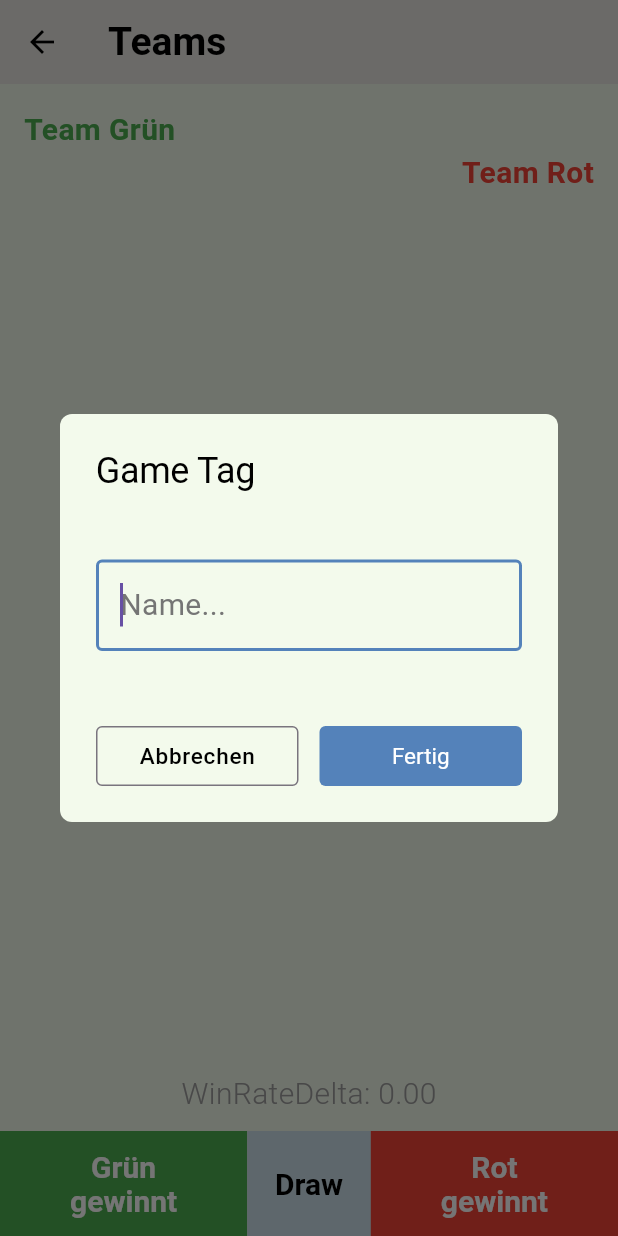
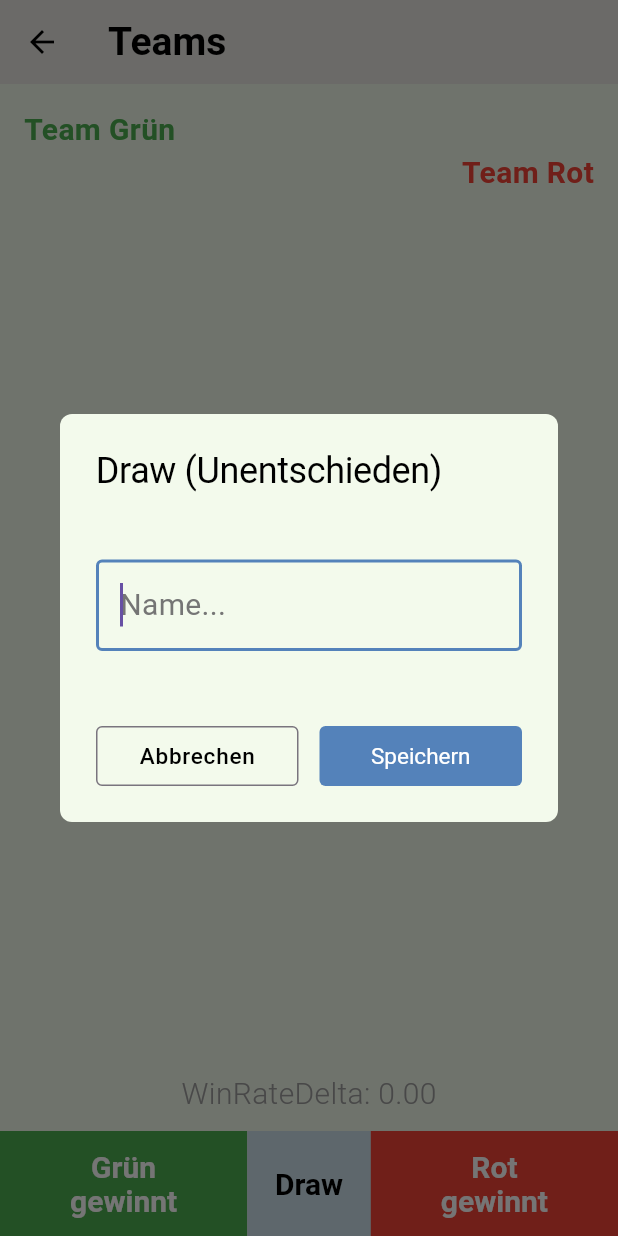
Before and after one commit to fohmij/teamer_flutter, a Flutter app: the TeamPage screen opened by its route, item 2 of the bottom bar chosen, on a phone screen of 412 x 824 dp. Run offline on Flutter 3.47's test engine with Material 3 defaults, Android fonts, the phone set to English and light mode, and no system bars; our stand-ins replace flutter_slidable, fluttertoast, material_design_icons_flutter, sqflite; missing offline and left inert: flutter_pdfview; accounts and stored records are empty.

Commit message:
debugging update Stats after game save

```diff
--- a/lib/pages/team_page.dart
+++ b/lib/pages/team_page.dart
@@ -200,7 +200,7 @@ class _TeamPageState extends State<TeamPage> {
                           onPressed: () {
                             _showGameDialog(
                               context: context,
-                              title: "Game Tag",
+                              title: "Grün gewinnt",
                               onFinish: (gameName) async {
                                 final players = await _databaseService
                                     .getPlayers();
@@ -263,7 +263,7 @@ class _TeamPageState extends State<TeamPage> {
                           onPressed: () {
                             _showGameDialog(
                               context: context,
-                              title: "Game Tag",
+                              title: "Draw (Unentschieden)",
                               onFinish: (gameName) async {
                                 final players = await _databaseService
                                     .getPlayers();
@@ -284,7 +284,7 @@ class _TeamPageState extends State<TeamPage> {
                                   teamBWon: -1,
                                 );
 
-                                await _databaseService.teamBWins();
+                                await _databaseService.draw();
 
                                 ScaffoldMessenger.of(context).showSnackBar(
                                   const SnackBar(
@@ -329,7 +329,7 @@ class _TeamPageState extends State<TeamPage> {
                           onPressed: () {
                             _showGameDialog(
                               context: context,
-                              title: "Game Tag",
+                              title: "Rot gewinnt",
                               onFinish: (gameName) async {
                                 final players = await _databaseService
                                     .getPlayers();
@@ -350,7 +350,7 @@ class _TeamPageState extends State<TeamPage> {
                                   teamBWon: 1,
                                 );
 
-                                await _databaseService.draw();
+                                await _databaseService.teamBWins();
 
                                 ScaffoldMessenger.of(context).showSnackBar(
                                   const SnackBar(
@@ -464,7 +464,7 @@ Future<void> _showGameDialog({
                           Navigator.of(dialogContext).pop();
                         },
                         child: Text(
-                          "Fertig",
+                          "Speichern",
                           style: Theme.of(context).textTheme.displaySmall,
                         ),
                       ),
--- a/lib/pages/team_select_page.dart
+++ b/lib/pages/team_select_page.dart
@@ -42,7 +42,7 @@ class _TeamSelectPageState extends State<TeamSelectPage> {
         final players = snapshot.data!;
         final selectedCount = players.where((p) => p.status == 1).length;
         final enoughPlayers = selectedCount >= 2;
-        final notTooManyPlayers = selectedCount <= 20;
+        final notTooManyPlayers = selectedCount <= 30;
 
         final allAreSelected =
             players.isNotEmpty && players.every((p) => p.status == 1);
@@ -270,7 +270,7 @@ class _TeamSelectPageState extends State<TeamSelectPage> {
                               ),
                             ],
                           ),
-                          SizedBox(height: 170),
+                          SizedBox(height: 190),
                         ],
                       );
                     } else {
```
